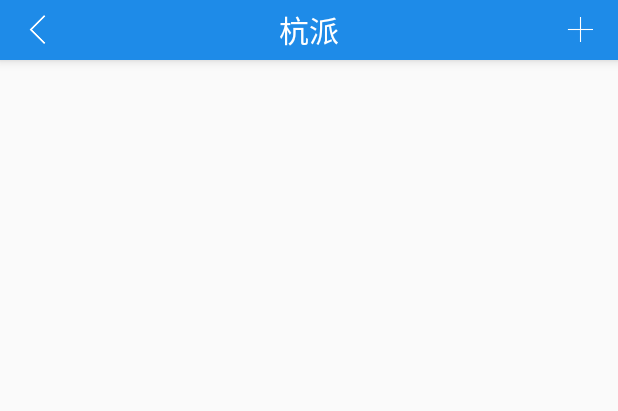
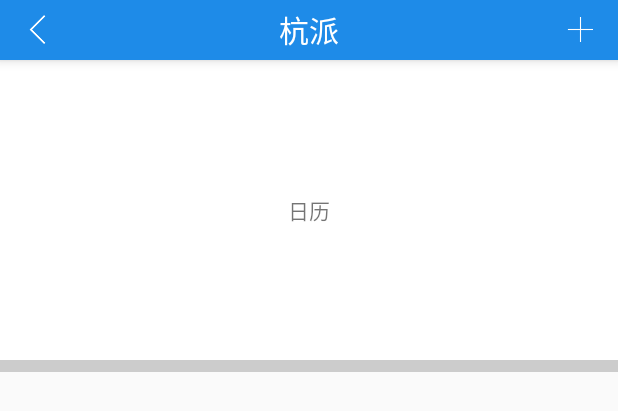
Before and after one commit to DanYuDev/UIBestPractice, an Android app: the layout activity_schedule.xml on its own in the app's theme, with its tools: preview values and no code run, on a phone screen of 412 x 824 dp. Shown: the top 411 px of the screen. Run offline under Robolectric (Android 15) with nearby library versions, the phone set to English and light mode, and no system bars.

```diff
--- a/app/build.gradle
+++ b/app/build.gradle
@@ -64,7 +64,7 @@ dependencies {
     // LeanCloud 应用内搜索包
     implementation 'cn.leancloud.android:avoscloud-search:v4.6.4@aar'
     // LeanCoud 封装的 UI 包 ChatKit
-    implementation project(':leancloudchatkit')
+    compile project(':leancloudchatkit')
     // https://github.com/fccaikai/AutoScrollViewPager
     implementation 'com.github.fccaikai:AutoScrollViewPager:1.0.1'
     implementation files('libs/core-3.2.1.jar')
--- a/app/src/main/java/com/example/coderlt/uibestpractice/activity/AdvActivity.java
+++ b/app/src/main/java/com/example/coderlt/uibestpractice/activity/AdvActivity.java
@@ -28,7 +28,7 @@ public class AdvActivity extends AppCompatActivity {
         super.onCreate(savedInstanceState);
         setContentView(R.layout.activity_adv);
 
-        preferences=getSharedPreferences(Constant.USER_PREF_NAME,MODE_PRIVATE);
+        startActivity(new Intent(AdvActivity.this,LoginActivity.class));
 
 //      TODO 暂时注释是为了测试
 //        if(preferences.getString(Constant.USER.USER_PHONE,"-1").equals("-1")){
@@ -38,7 +38,7 @@ public class AdvActivity extends AppCompatActivity {
 //            startActivity(new Intent(this,NavigationActivity.class));
 //        }
 
-        new Thread(loginRunnable).start();
-        overridePendingTransition(R.anim.anim_enter_2,R.anim.anim_exit_2);
+        //new Thread(loginRunnable).start();
+        //overridePendingTransition(R.anim.anim_enter_2,R.anim.anim_exit_2);
     }
 }
--- a/app/src/main/java/com/example/coderlt/uibestpractice/utils/Constant.java
+++ b/app/src/main/java/com/example/coderlt/uibestpractice/utils/Constant.java
@@ -14,6 +14,8 @@ public class Constant {
 
     public static final int LOGIN_BY_VERIFICATION=0x111;
     public static final int LOGIN_BY_PASSWORD=0x222;
+    public static final int LOG_IN=0x333;
+    public static final int LOG_OUT=0x444;
 
     public static final String LOGIN_URL = "http://192.168.125.81:8080/HangPaiSoftCamp/login/admin";
     public static final String REG_URL= "http://192.168.125.99:8080/HangPaiSoftCamp/admin/middle/add";
@@ -34,6 +36,7 @@ public class Constant {
         public static final String USER_CREDIT="user_credit";    //系统积分
         public static final String USER_AUTH="user_auth";      //登陆权限，对应
         public static final String USER_ADDRESS="user_address";
+        public static final String USER_STATUS = "user_status";
     }
 
     public static class BILL{
--- a/app/src/main/res/layout/activity_approval.xml
+++ b/app/src/main/res/layout/activity_approval.xml
@@ -1,9 +1,9 @@
 <?xml version="1.0" encoding="utf-8"?>
-<android.support.constraint.ConstraintLayout xmlns:android="http://schemas.android.com/apk/res/android"
+<RelativeLayout xmlns:android="http://schemas.android.com/apk/res/android"
     xmlns:app="http://schemas.android.com/apk/res-auto"
     xmlns:tools="http://schemas.android.com/tools"
     android:layout_width="match_parent"
     android:layout_height="match_parent"
     tools:context="com.example.coderlt.uibestpractice.activity.ApprovalActivity">
-
-</android.support.constraint.ConstraintLayout>
+    <include layout="@layout/title_layout_shadow"/>
+</RelativeLayout>
--- a/app/src/main/res/layout/activity_schedule.xml
+++ b/app/src/main/res/layout/activity_schedule.xml
@@ -6,4 +6,17 @@
     android:layout_height="match_parent"
     tools:context="com.example.coderlt.uibestpractice.activity.ScheduleActivity">
     <include layout="@layout/title_layout_shadow"/>
+    <TextView
+        android:id="@+id/calendar"
+        android:layout_width="match_parent"
+        android:layout_height="200dp"
+        android:background="@android:color/white"
+        android:layout_below="@id/title_layout_shadow"
+        android:text="日历"
+        android:gravity="center" />
+    <View
+        android:layout_width="match_parent"
+        android:layout_height="8dp"
+        android:background="@color/line_gray"
+        android:layout_below="@id/calendar"/>
 </RelativeLayout>
--- a/app/src/main/res/layout/activity_scheme.xml
+++ b/app/src/main/res/layout/activity_scheme.xml
@@ -1,9 +1,9 @@
 <?xml version="1.0" encoding="utf-8"?>
-<android.support.constraint.ConstraintLayout xmlns:android="http://schemas.android.com/apk/res/android"
+<RelativeLayout xmlns:android="http://schemas.android.com/apk/res/android"
     xmlns:app="http://schemas.android.com/apk/res-auto"
     xmlns:tools="http://schemas.android.com/tools"
     android:layout_width="match_parent"
     android:layout_height="match_parent"
     tools:context="com.example.coderlt.uibestpractice.activity.SchemeActivity">
-
-</android.support.constraint.ConstraintLayout>
+    <include layout="@layout/title_layout_shadow"/>
+</RelativeLayout>
--- a/app/src/main/res/layout/activity_section_training.xml
+++ b/app/src/main/res/layout/activity_section_training.xml
@@ -1,9 +1,9 @@
 <?xml version="1.0" encoding="utf-8"?>
-<android.support.constraint.ConstraintLayout xmlns:android="http://schemas.android.com/apk/res/android"
+<RelativeLayout xmlns:android="http://schemas.android.com/apk/res/android"
     xmlns:app="http://schemas.android.com/apk/res-auto"
     xmlns:tools="http://schemas.android.com/tools"
     android:layout_width="match_parent"
     android:layout_height="match_parent"
     tools:context="com.example.coderlt.uibestpractice.activity.SectionTrainingActivity">
-
-</android.support.constraint.ConstraintLayout>
+    <include layout="@layout/title_layout_shadow"/>
+</RelativeLayout>
--- a/app/src/main/res/values/colors.xml
+++ b/app/src/main/res/values/colors.xml
@@ -14,4 +14,5 @@
     <color name="tab_bg_gray">#CCD6FF</color>
     <color name="text_light_black">#888888</color>
     <color name="half_transparent">#ddFFFFFF</color>
+    <color name="text_dark_black">#444444</color>
 </resources>
--- a/leancloudchatkit/src/main/java/cn/leancloud/chatkit/LCChatKit.java
+++ b/leancloudchatkit/src/main/java/cn/leancloud/chatkit/LCChatKit.java
@@ -2,7 +2,6 @@ package cn.leancloud.chatkit;
 
 import android.content.Context;
 import android.text.TextUtils;
-
 import com.avos.avoscloud.AVCallback;
 import com.avos.avoscloud.AVException;
 import com.avos.avoscloud.AVOSCloud;
@@ -13,7 +12,6 @@ import com.avos.avoscloud.im.v2.AVIMException;
 import com.avos.avoscloud.im.v2.AVIMMessageManager;
 import com.avos.avoscloud.im.v2.AVIMTypedMessage;
 import com.avos.avoscloud.im.v2.callback.AVIMClientCallback;
-
 import cn.leancloud.chatkit.cache.LCIMConversationItemCache;
 import cn.leancloud.chatkit.cache.LCIMProfileCache;
 import cn.leancloud.chatkit.handler.LCIMClientEventHandler;
```
Also changed, not shown: app/src/main/java/com/example/coderlt/uibestpractice/activity/EntryActivity.java (+15 -1 lines), app/src/main/java/com/example/coderlt/uibestpractice/activity/LoginActivity.java (+17 -10 lines), app/src/main/res/layout/activity_shop.xml (+9 -1 lines), app/src/main/res/layout/activity_shop_orders.xml (+8 -0 lines), app/src/main/res/layout/section_item.xml (+10 -3 lines), 162 other files.
